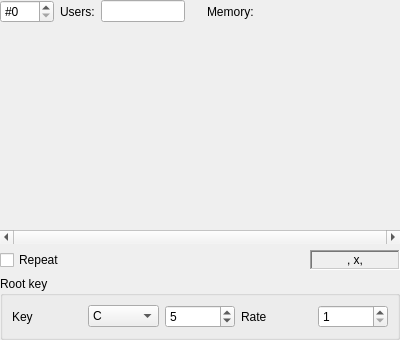
First picture: the form in BambooTracker/gui/instrument_editor/adpcm_sample_editor.ui, repository BambooTracker/BambooTracker, before the edit.
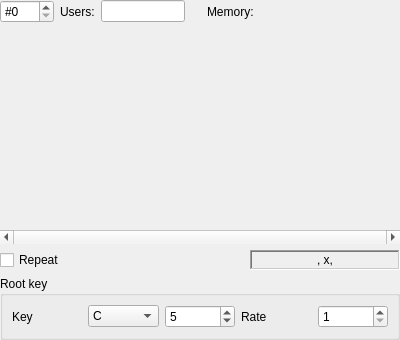
Second picture: the form after the edit. Icons and pictures are not drawn.

Diff of the .ui file:
```diff
--- a/BambooTracker/gui/instrument_editor/adpcm_sample_editor.ui
+++ b/BambooTracker/gui/instrument_editor/adpcm_sample_editor.ui
@@ -152,7 +152,7 @@
       <widget class="QLabel" name="lengthLabel">
        <property name="minimumSize">
         <size>
-         <width>90</width>
+         <width>150</width>
          <height>0</height>
         </size>
        </property>
```
Left out of the diff: 2 changed lines with no effect on the pictures.
